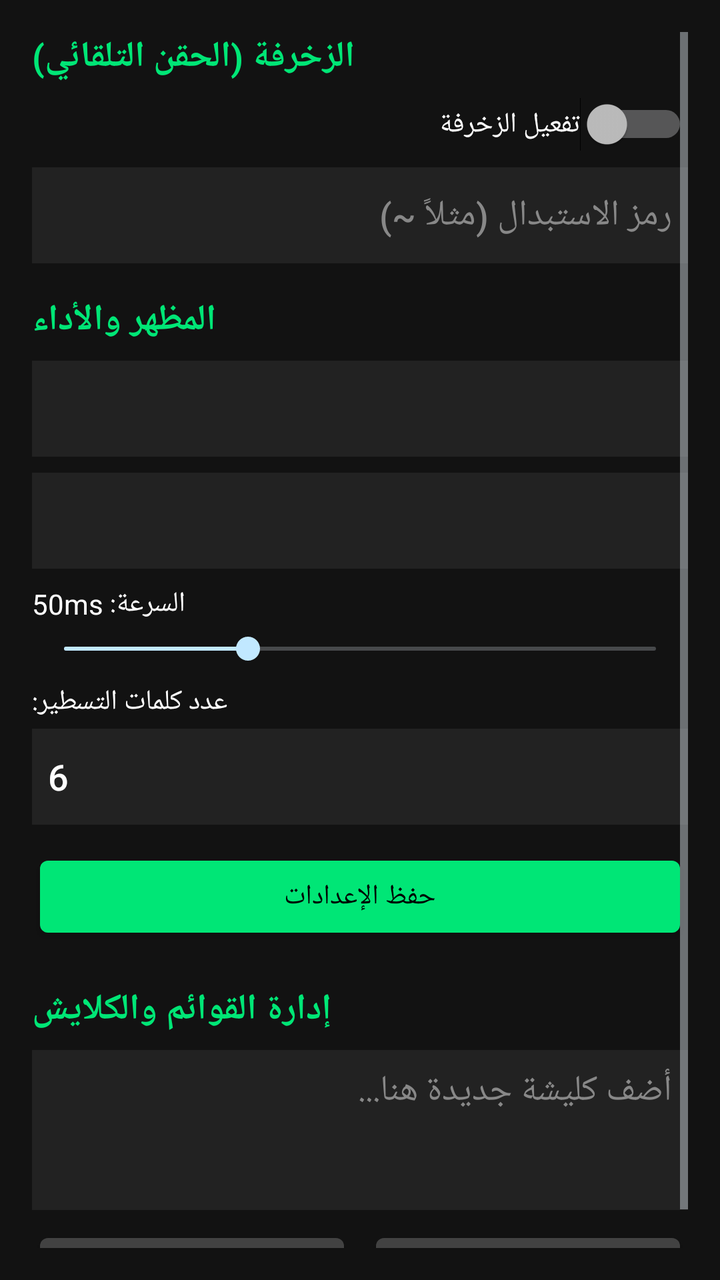
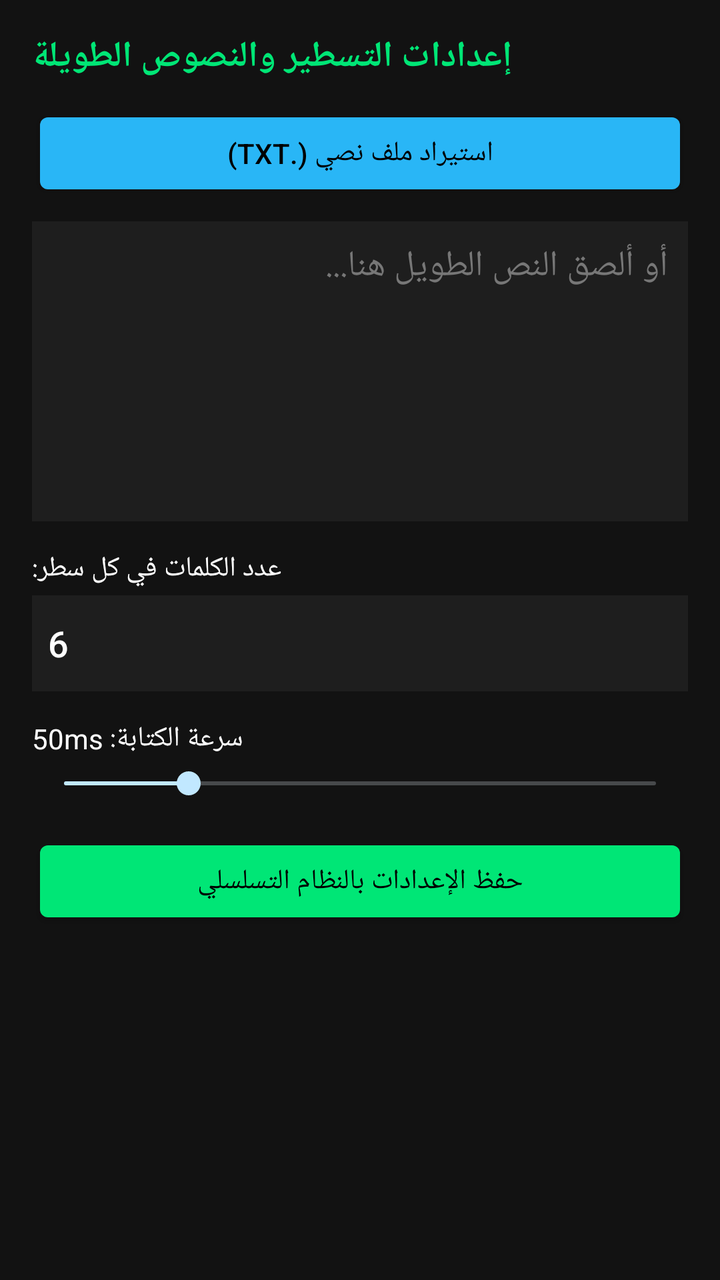

Before-and-after screenshots of an Android layout around one commit, followed by the original layout XML and the change that was made.
<!-- AndroidManifest.xml: application theme android:Theme.DeviceDefault -->
<!-- res/layout/activity_main.xml -->
<?xml version="1.0" encoding="utf-8"?>
<ScrollView xmlns:android="http://schemas.android.com/apk/res/android"
    android:layout_width="match_parent"
    android:layout_height="match_parent"
    android:background="#121212"
    android:padding="16dp">

    <LinearLayout
        android:layout_width="match_parent"
        android:layout_height="wrap_content"
        android:orientation="vertical">

        <TextView
            android:layout_width="wrap_content"
            android:layout_height="wrap_content"
            android:text="الزخرفة (الحقن التلقائي)"
            android:textColor="#00E676"
            android:textSize="18sp"
            android:textStyle="bold" />

        <Switch
            android:id="@+id/swEnableDecoration"
            android:layout_width="match_parent"
            android:layout_height="wrap_content"
            android:text="تفعيل الزخرفة"
            android:textColor="#FFFFFF"
            android:layout_marginTop="8dp" />

        <EditText
            android:id="@+id/etDecorationSymbol"
            android:layout_width="match_parent"
            android:layout_height="48dp"
            android:background="#222222"
            android:textColor="#FFFFFF"
            android:hint="رمز الاستبدال (مثلاً ~)"
            android:textColorHint="#888888"
            android:padding="8dp"
            android:layout_marginTop="8dp" />

        <TextView
            android:layout_width="wrap_content"
            android:layout_height="wrap_content"
            android:text="المظهر والأداء"
            android:textColor="#00E676"
            android:textSize="18sp"
            android:textStyle="bold"
            android:layout_marginTop="16dp" />

        <Spinner
            android:id="@+id/spTheme"
            android:layout_width="match_parent"
            android:layout_height="48dp"
            android:background="#222222"
            android:layout_marginTop="8dp" />

        <Spinner
            android:id="@+id/spFontSize"
            android:layout_width="match_parent"
            android:layout_height="48dp"
            android:background="#222222"
            android:layout_marginTop="8dp" />

        <TextView
            android:id="@+id/tvSpeedValue"
            android:layout_width="wrap_content"
            android:layout_height="wrap_content"
            android:text="السرعة: 50ms"
            android:textColor="#FFFFFF"
            android:layout_marginTop="8dp" />

        <SeekBar
            android:id="@+id/sbSpeed"
            android:layout_width="match_parent"
            android:layout_height="wrap_content"
            android:min="5"
            android:max="150"
            android:progress="50"
            android:layout_marginTop="4dp" />

        <TextView
            android:layout_width="wrap_content"
            android:layout_height="wrap_content"
            android:text="عدد كلمات التسطير:"
            android:textColor="#FFFFFF"
            android:layout_marginTop="8dp" />

        <EditText
            android:id="@+id/etWordCount"
            android:layout_width="match_parent"
            android:layout_height="48dp"
            android:background="#222222"
            android:textColor="#FFFFFF"
            android:inputType="number"
            android:text="6"
            android:padding="8dp"
            android:layout_marginTop="4dp" />

        <Button
            android:id="@+id/btnSaveConfig"
            android:layout_width="match_parent"
            android:layout_height="wrap_content"
            android:text="حفظ الإعدادات"
            android:backgroundTint="#00E676"
            android:textColor="#000000"
            android:layout_marginTop="12dp" />

        <TextView
            android:layout_width="wrap_content"
            android:layout_height="wrap_content"
            android:text="إدارة القوائم والكلايش"
            android:textColor="#00E676"
            android:textSize="18sp"
            android:textStyle="bold"
            android:layout_marginTop="20dp" />

        <EditText
            android:id="@+id/etNewCliché"
            android:layout_width="match_parent"
            android:layout_height="80dp"
            android:background="#222222"
            android:textColor="#FFFFFF"
            android:hint="أضف كليشة جديدة هنا..."
            android:textColorHint="#888888"
            android:gravity="top|start"
            android:padding="8dp"
            android:layout_marginTop="8dp" />

        <LinearLayout
            android:layout_width="match_parent"
            android:layout_height="wrap_content"
            android:orientation="horizontal"
            android:layout_marginTop="8dp">

            <Button
                android:id="@+id/btnAddCliché"
                android:layout_width="0dp"
                android:layout_height="wrap_content"
                android:layout_weight="1"
                android:text="إضافة"
                android:backgroundTint="#424242"
                android:textColor="#FFFFFF" />

            <Button
                android:id="@+id/btnShowClichés"
                android:layout_width="0dp"
                android:layout_height="wrap_content"
                android:layout_weight="1"
                android:text="عرض الكلايش"
                android:backgroundTint="#424242"
                android:textColor="#FFFFFF"
                android:layout_marginStart="8dp" />
        </LinearLayout>

    </LinearLayout>
</ScrollView>
<!-- resources referenced by this layout -->
<resources>

</resources>

<!-- the commit's change to res/layout/activity_main.xml (unified diff, before → after) -->
@@ -13,143 +13,75 @@
         <TextView
             android:layout_width="wrap_content"
             android:layout_height="wrap_content"
-            android:text="الزخرفة (الحقن التلقائي)"
+            android:text="إعدادات التسطير والنصوص الطويلة"
             android:textColor="#00E676"
             android:textSize="18sp"
             android:textStyle="bold" />
 
-        <Switch
-            android:id="@+id/swEnableDecoration"
+        <Button
+            android:id="@+id/btnImportTxt"
             android:layout_width="match_parent"
             android:layout_height="wrap_content"
-            android:text="تفعيل الزخرفة"
-            android:textColor="#FFFFFF"
-            android:layout_marginTop="8dp" />
+            android:text="استيراد ملف نصي (.txt)"
+            android:backgroundTint="#29B6F6"
+            android:textColor="#000000"
+            android:layout_marginTop="12dp" />
 
         <EditText
-            android:id="@+id/etDecorationSymbol"
+            android:id="@+id/etLongText"
             android:layout_width="match_parent"
-            android:layout_height="48dp"
-            android:background="#222222"
+            android:layout_height="150dp"
+            android:background="#1E1E1E"
             android:textColor="#FFFFFF"
-            android:hint="رمز الاستبدال (مثلاً ~)"
-            android:textColorHint="#888888"
-            android:padding="8dp"
-            android:layout_marginTop="8dp" />
+            android:hint="أو ألصق النص الطويل هنا..."
+            android:textColorHint="#777777"
+            android:gravity="top|start"
+            android:padding="10dp"
+            android:layout_marginTop="10dp" />
 
         <TextView
             android:layout_width="wrap_content"
             android:layout_height="wrap_content"
-            android:text="المظهر والأداء"
-            android:textColor="#00E676"
-            android:textSize="18sp"
-            android:textStyle="bold"
-            android:layout_marginTop="16dp" />
+            android:text="عدد الكلمات في كل سطر:"
+            android:textColor="#FFFFFF"
+            android:layout_marginTop="14dp" />
 
-        <Spinner
-            android:id="@+id/spTheme"
+        <EditText
+            android:id="@+id/etWordsPerLine"
             android:layout_width="match_parent"
             android:layout_height="48dp"
-            android:background="#222222"
-            android:layout_marginTop="8dp" />
-
-        <Spinner
-            android:id="@+id/spFontSize"
-            android:layout_width="match_parent"
-            android:layout_height="48dp"
-            android:background="#222222"
-            android:layout_marginTop="8dp" />
-
-        <TextView
-            android:id="@+id/tvSpeedValue"
-            android:layout_width="wrap_content"
-            android:layout_height="wrap_content"
-            android:text="السرعة: 50ms"
-            android:textColor="#FFFFFF"
-            android:layout_marginTop="8dp" />
-
-        <SeekBar
-            android:id="@+id/sbSpeed"
-            android:layout_width="match_parent"
-            android:layout_height="wrap_content"
-            android:min="5"
-            android:max="150"
-            android:progress="50"
-            android:layout_marginTop="4dp" />
-
-        <TextView
-            android:layout_width="wrap_content"
-            android:layout_height="wrap_content"
-            android:text="عدد كلمات التسطير:"
-            android:textColor="#FFFFFF"
-            android:layout_marginTop="8dp" />
-
-        <EditText
-            android:id="@+id/etWordCount"
-            android:layout_width="match_parent"
-            android:layout_height="48dp"
-            android:background="#222222"
+            android:background="#1E1E1E"
             android:textColor="#FFFFFF"
             android:inputType="number"
             android:text="6"
             android:padding="8dp"
             android:layout_marginTop="4dp" />
 
-        <Button
-            android:id="@+id/btnSaveConfig"
+        <TextView
+            android:id="@+id/tvSpeedLabel"
+            android:layout_width="wrap_content"
+            android:layout_height="wrap_content"
+            android:text="سرعة الكتابة: 50ms"
+            android:textColor="#FFFFFF"
+            android:layout_marginTop="14dp" />
+
+        <SeekBar
+            android:id="@+id/sbSpeed"
             android:layout_width="match_parent"
             android:layout_height="wrap_content"
-            android:text="حفظ الإعدادات"
+            android:min="10"
+            android:max="200"
+            android:progress="50"
+            android:layout_marginTop="4dp" />
+
+        <Button
+            android:id="@+id/btnSaveAll"
+            android:layout_width="match_parent"
+            android:layout_height="wrap_content"
+            android:text="حفظ الإعدادات بالنظام التسلسلي"
             android:backgroundTint="#00E676"
             android:textColor="#000000"
-            android:layout_marginTop="12dp" />
-
-        <TextView
-            android:layout_width="wrap_content"
-            android:layout_height="wrap_content"
-            android:text="إدارة القوائم والكلايش"
-            android:textColor="#00E676"
-            android:textSize="18sp"
-            android:textStyle="bold"
-            android:layout_marginTop="20dp" />
-
-        <EditText
-            android:id="@+id/etNewCliché"
-            android:layout_width="match_parent"
-            android:layout_height="80dp"
-            android:background="#222222"
-            android:textColor="#FFFFFF"
-            android:hint="أضف كليشة جديدة هنا..."
-            android:textColorHint="#888888"
-            android:gravity="top|start"
-            android:padding="8dp"
-            android:layout_marginTop="8dp" />
-
-        <LinearLayout
-            android:layout_width="match_parent"
-            android:layout_height="wrap_content"
-            android:orientation="horizontal"
-            android:layout_marginTop="8dp">
-
-            <Button
-                android:id="@+id/btnAddCliché"
-                android:layout_width="0dp"
-                android:layout_height="wrap_content"
-                android:layout_weight="1"
-                android:text="إضافة"
-                android:backgroundTint="#424242"
-                android:textColor="#FFFFFF" />
-
-            <Button
-                android:id="@+id/btnShowClichés"
-                android:layout_width="0dp"
-                android:layout_height="wrap_content"
-                android:layout_weight="1"
-                android:text="عرض الكلايش"
-                android:backgroundTint="#424242"
-                android:textColor="#FFFFFF"
-                android:layout_marginStart="8dp" />
-        </LinearLayout>
+            android:layout_marginTop="16dp" />
 
     </LinearLayout>
 </ScrollView>
